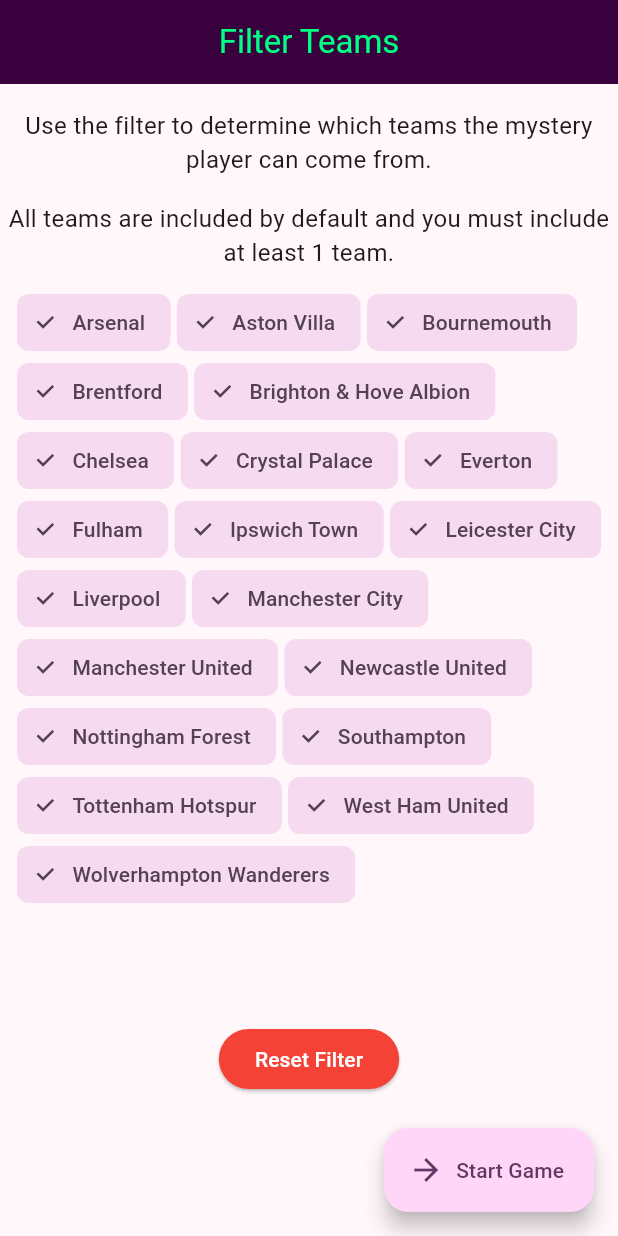
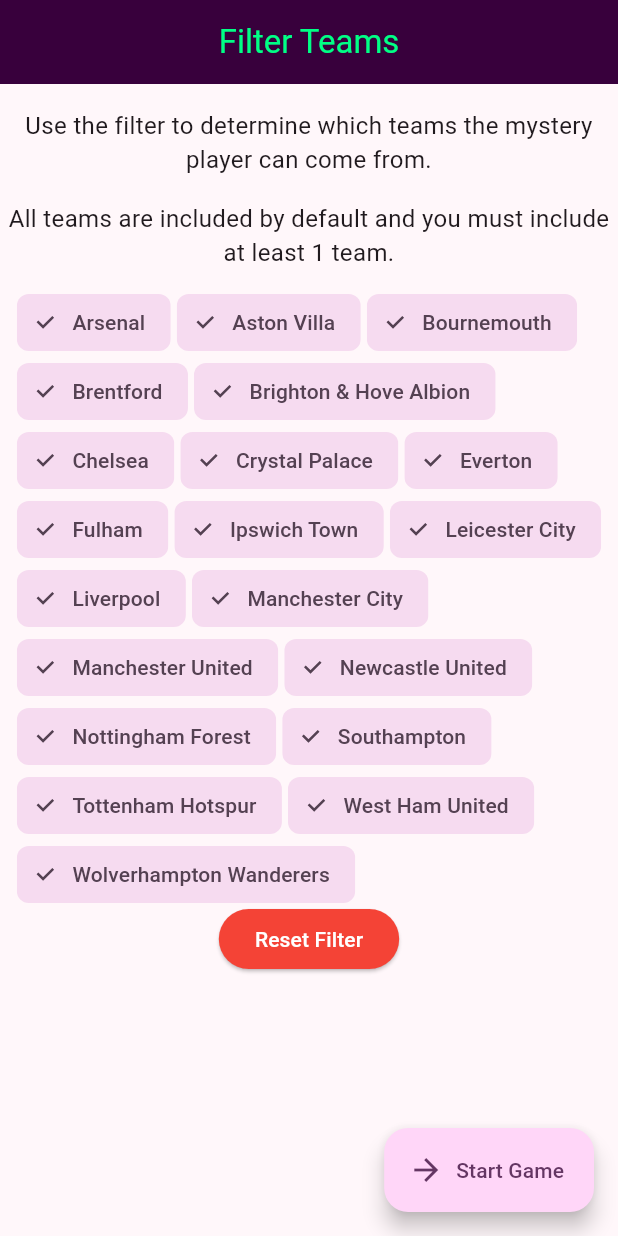
Before and after one commit to dhislop17/plordle, a Flutter app: the screen it shows after launch, swiped to page 3, on a phone screen of 412 x 824 dp. Run offline on Flutter 3.47's test engine with Material 3 defaults, Android fonts, the phone set to English and light mode, and no system bars; our stand-ins replace diacritic, flutter_typeahead, get_it, logger, shared_preferences; missing offline and left inert: country_coder, flutter_timer_countdown, wolt_modal_sheet.

Commit message:
Added padding and removed center and column from filter chips widget

```diff
--- a/plordle/lib/ui/widgets/filter_chips_widget.dart
+++ b/plordle/lib/ui/widgets/filter_chips_widget.dart
@@ -10,13 +10,11 @@ class FilterChipsWidget extends StatelessWidget {
 
   @override
   Widget build(BuildContext context) {
-    return Consumer<PlayerViewModel>(builder: (context, model, child) {
-      return Center(
-          child: Column(
-        mainAxisAlignment: MainAxisAlignment.center,
-        mainAxisSize: MainAxisSize.min,
-        children: [
-          Wrap(
+    return Consumer<PlayerViewModel>(
+      builder: (context, model, child) {
+        return Padding(
+          padding: const EdgeInsets.only(left: 4, right: 4),
+          child: Wrap(
             spacing: 4,
             runSpacing: 8,
             children: teams.map((String teamName) {
@@ -34,9 +32,8 @@ class FilterChipsWidget extends StatelessWidget {
                   });
             }).toList(),
           ),
-          const SizedBox(height: 80)
-        ],
-      ));
-    });
+        );
+      },
+    );
   }
 }
```
